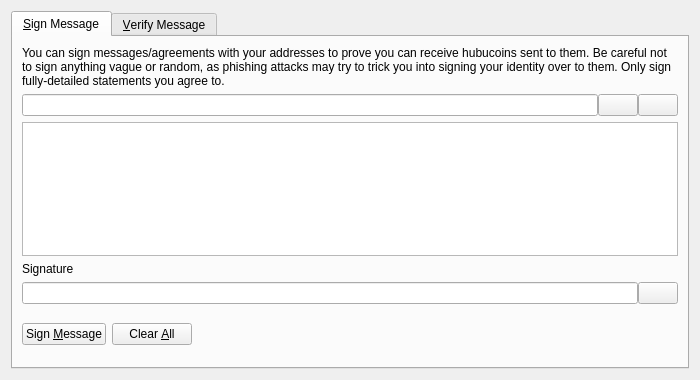
Qt form src/qt/forms/signverifymessagedialog.ui (SimBil91/diamondhandscoin) before a commit.
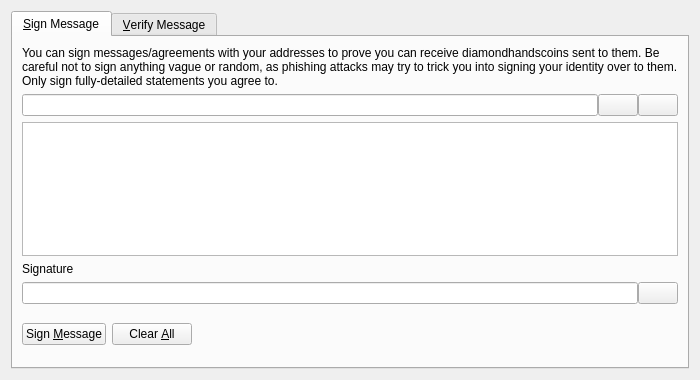
The same form after that commit. Icons and pictures are not drawn. Custom widgets are drawn as their Qt base class.

```diff
--- a/src/qt/forms/signverifymessagedialog.ui
+++ b/src/qt/forms/signverifymessagedialog.ui
@@ -30,7 +30,7 @@
        <item>
         <widget class="QLabel" name="infoLabel_SM">
          <property name="text">
-          <string>You can sign messages/agreements with your addresses to prove you can receive hubucoins sent to them. Be careful not to sign anything vague or random, as phishing attacks may try to trick you into signing your identity over to them. Only sign fully-detailed statements you agree to.</string>
+          <string>You can sign messages/agreements with your addresses to prove you can receive diamondhandscoins sent to them. Be careful not to sign anything vague or random, as phishing attacks may try to trick you into signing your identity over to them. Only sign fully-detailed statements you agree to.</string>
          </property>
          <property name="textFormat">
           <enum>Qt::PlainText</enum>
```
Left out of the diff: 8 changed lines with no effect on the pictures.
